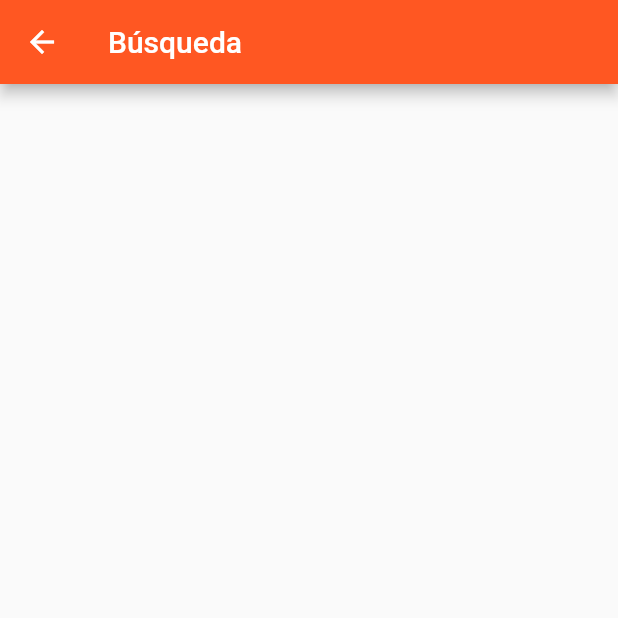
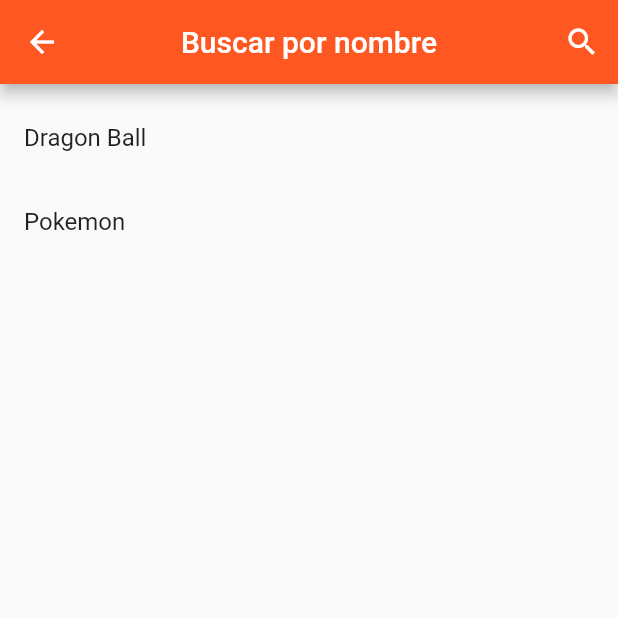
Before and after one commit to alejandroxp08/ProyectoSCESI, a Flutter app: the CategoriasPage screen opened directly, after a tap on the "search" icon, on a phone screen of 412 x 824 dp, the top half of it. Run offline on Flutter 3.47's test engine with Material 2 defaults, Android fonts, the phone set to English and light mode, and no system bars; our stand-ins replace flutter_svg; missing offline and left inert: adobe_xd.

Commit message:
navigation for search

```diff
--- a/recomendapp_flutter/lib/categorias_page.dart
+++ b/recomendapp_flutter/lib/categorias_page.dart
@@ -12,7 +12,7 @@ class CategoriasPage extends AppDrawer {
             icon: Icon(Icons.search),
             onPressed: () {
               Navigator.of(context)
-                  .push(MaterialPageRoute(builder: (_) => SearchPage()));
+                  .push(MaterialPageRoute(builder: (_) => SearchList()));
             },
           ),
         ],
--- a/recomendapp_flutter/lib/favorites_page.dart
+++ b/recomendapp_flutter/lib/favorites_page.dart
@@ -12,7 +12,7 @@ class FavoritesPage extends AppDrawer {
               icon: Icon(Icons.search),
               onPressed: () {
                 Navigator.of(context)
-                    .push(MaterialPageRoute(builder: (_) => SearchPage()));
+                    .push(MaterialPageRoute(builder: (_) => SearchList()));
               }),
         ],
         title: Text(
--- a/recomendapp_flutter/lib/generos_page.dart
+++ b/recomendapp_flutter/lib/generos_page.dart
@@ -12,7 +12,7 @@ class GenerosPage extends AppDrawer {
               icon: Icon(Icons.search),
               onPressed: () {
                 Navigator.of(context)
-                    .push(MaterialPageRoute(builder: (_) => SearchPage()));
+                    .push(MaterialPageRoute(builder: (_) => SearchList()));
               })
         ],
         title: Text(
--- a/recomendapp_flutter/lib/main.dart
+++ b/recomendapp_flutter/lib/main.dart
@@ -41,7 +41,7 @@ class _MyHomePageState extends State<MyHomePage> {
             icon: Icon(Icons.search),
             onPressed: () {
               Navigator.of(context).push(MaterialPageRoute(
-                builder: (_) => SearchPage(),
+                builder: (_) => SearchList(),
               ));
             },
           ),
--- a/recomendapp_flutter/lib/recomend_page.dart
+++ b/recomendapp_flutter/lib/recomend_page.dart
@@ -12,7 +12,7 @@ class RecomendPage extends AppDrawer {
               icon: Icon(Icons.search),
               onPressed: () {
                 Navigator.of(context)
-                    .push(MaterialPageRoute(builder: (_) => SearchPage()));
+                    .push(MaterialPageRoute(builder: (_) => SearchList()));
               })
         ],
         title: Text(
--- a/recomendapp_flutter/lib/search_page.dart
+++ b/recomendapp_flutter/lib/search_page.dart
@@ -1,12 +1,144 @@
 import 'package:flutter/material.dart';
 
-class SearchPage extends StatelessWidget {
+class SearchList extends StatefulWidget {
+  SearchList({Key key}) : super(key: key);
+  @override
+  _SearchListState createState() => new _SearchListState();
+}
+
+class _SearchListState extends State<SearchList> {
+  Widget appBarTitle = new Text(
+    "Buscar por nombre",
+    style: new TextStyle(color: Colors.white),
+  );
+  Icon actionIcon = new Icon(
+    Icons.search,
+    color: Colors.white,
+  );
+  final key = new GlobalKey<ScaffoldState>();
+  final TextEditingController _searchQuery = new TextEditingController();
+  List<String> _list;
+  bool _IsSearching;
+  String _searchText = "";
+
+  _SearchListState() {
+    _searchQuery.addListener(() {
+      if (_searchQuery.text.isEmpty) {
+        setState(() {
+          _IsSearching = false;
+          _searchText = "";
+        });
+      } else {
+        setState(() {
+          _IsSearching = true;
+          _searchText = _searchQuery.text;
+        });
+      }
+    });
+  }
+
+  @override
+  void initState() {
+    super.initState();
+    _IsSearching = false;
+    init();
+  }
+
+  void init() {
+    _list = List();
+    _list.add("Dragon Ball");
+    _list.add("Pokemon");
+  }
+
   @override
   Widget build(BuildContext context) {
-    return Scaffold(
-      appBar: AppBar(
-        title: Text("Búsqueda"),
+    return new Scaffold(
+      key: key,
+      appBar: buildBar(context),
+      body: new ListView(
+        padding: new EdgeInsets.symmetric(vertical: 8.0),
+        children: _IsSearching ? _buildSearchList() : _buildList(),
       ),
     );
   }
+
+  List<ChildItem> _buildList() {
+    return _list.map((contact) => new ChildItem(contact)).toList();
+  }
+
+  List<ChildItem> _buildSearchList() {
+    if (_searchText.isEmpty) {
+      return _list.map((contact) => new ChildItem(contact)).toList();
+    } else {
+      List<String> _searchList = List();
+      for (int i = 0; i < _list.length; i++) {
+        String name = _list.elementAt(i);
+        if (name.toLowerCase().contains(_searchText.toLowerCase())) {
+          _searchList.add(name);
+        }
+      }
+      return _searchList.map((contact) => new ChildItem(contact)).toList();
+    }
+  }
+
+  Widget buildBar(BuildContext context) {
+    return new AppBar(centerTitle: true, title: appBarTitle, actions: <Widget>[
+      new IconButton(
+        icon: actionIcon,
+        onPressed: () {
+          setState(() {
+            if (this.actionIcon.icon == Icons.search) {
+              this.actionIcon = new Icon(
+                Icons.close,
+                color: Colors.white,
+              );
+              this.appBarTitle = new TextField(
+                controller: _searchQuery,
+                style: new TextStyle(
+                  color: Colors.white,
+                ),
+                decoration: new InputDecoration(
+                    prefixIcon: new Icon(Icons.search, color: Colors.white),
+                    hintText: "Buscar...",
+                    hintStyle: new TextStyle(color: Colors.white)),
+              );
+              _handleSearchStart();
+            } else {
+              _handleSearchEnd();
+            }
+          });
+        },
+      ),
+    ]);
+  }
+
+  void _handleSearchStart() {
+    setState(() {
+      _IsSearching = true;
+    });
+  }
+
+  void _handleSearchEnd() {
+    setState(() {
+      this.actionIcon = new Icon(
+        Icons.search,
+        color: Colors.white,
+      );
+      this.appBarTitle = new Text(
+        "Buscar por nombre",
+        style: new TextStyle(color: Colors.white),
+      );
+      _IsSearching = false;
+      _searchQuery.clear();
+    });
+  }
 }
+
+class ChildItem extends StatelessWidget {
+  final String name;
+  ChildItem(this.name);
+  @override
+  Widget build(BuildContext context) {
+    return new ListTile(title: new Text(this.name));
+  }
+}
```
